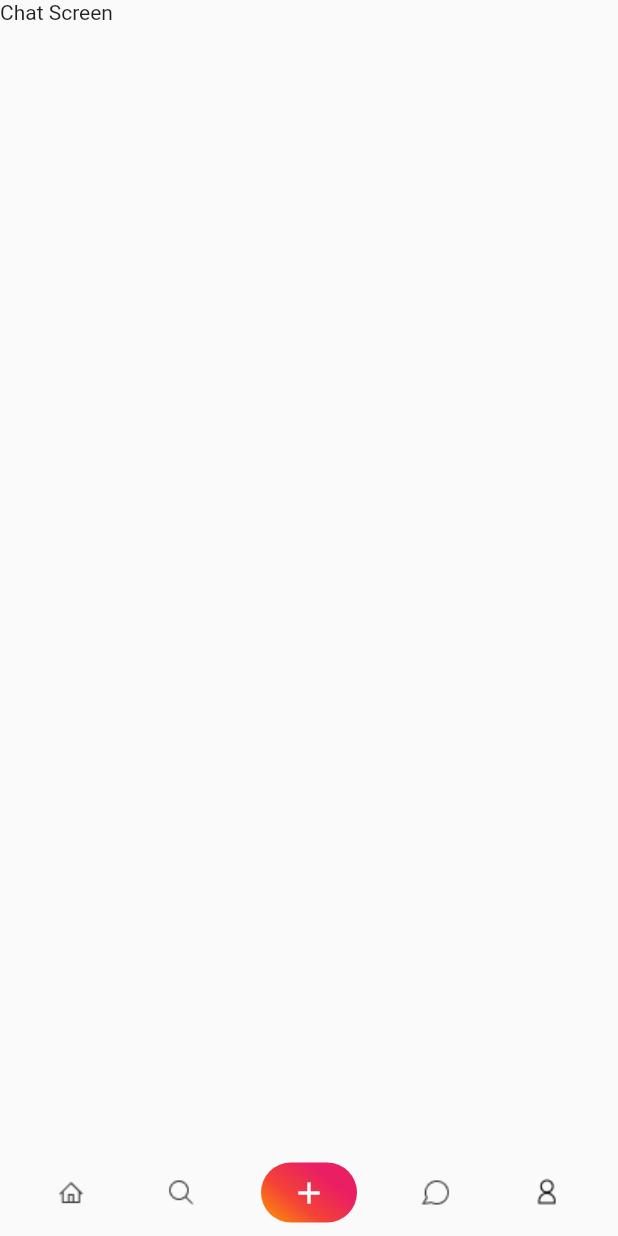
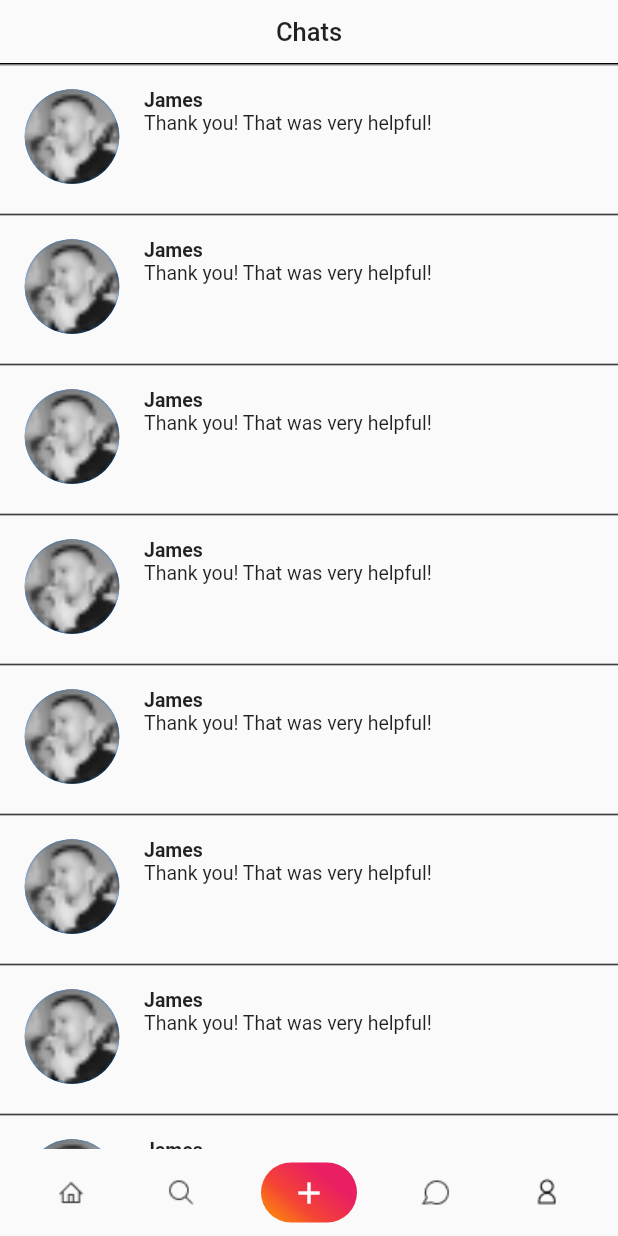
Before and after one commit to tnakhoa0905/Chainhouse-Flutter-App, a Flutter app: the screen it shows after launch, item 4 of the bottom bar chosen, on a phone screen of 412 x 824 dp. Run offline on Flutter 3.47's test engine with Material 2 defaults, Android fonts, the phone set to English and light mode, and no system bars; our stand-ins replace google_fonts.

Commit message:
update-UI

```diff
--- a/lib/screens/chat_screen.dart
+++ b/lib/screens/chat_screen.dart
@@ -1,4 +1,6 @@
+import 'package:chainhouse_flutter_app/widgets/chat_item.dart';
 import 'package:flutter/material.dart';
+import 'package:google_fonts/google_fonts.dart';
 
 class ChatScreen extends StatefulWidget {
   const ChatScreen({super.key});
@@ -10,9 +12,28 @@ class ChatScreen extends StatefulWidget {
 class _ChatScreen extends State<ChatScreen> {
   @override
   Widget build(BuildContext context) {
-    return SafeArea(
-        child: Scaffold(
-      body: Text('Chat Screen'),
-    ));
+    return Column(
+      children: [
+        Container(
+          padding: const EdgeInsets.fromLTRB(0, 11, 0, 11),
+          child: const Text(
+            'Chats',
+            style: TextStyle(fontSize: 17, fontWeight: FontWeight.w500),
+          ),
+        ),
+        Expanded(
+          child: Container(
+            decoration: const BoxDecoration(
+                border: Border(
+              top: BorderSide(width: 1, color: Colors.black),
+            )),
+            child: ListView.builder(
+                shrinkWrap: true,
+                itemCount: 8,
+                itemBuilder: ((context, index) => ChatItem())),
+          ),
+        )
+      ],
+    );
   }
 }
--- a/lib/screens/prolife_screen.dart
+++ b/lib/screens/prolife_screen.dart
@@ -113,7 +113,7 @@ class _ProlifeScreen extends State<ProlifeScreen> {
                 staggeredTileBuilder: ((index) => const StaggeredTile.fit(2))),
             SizedBox(
               width: MediaQuery.of(context).size.width,
-              height: 52,
+              height: 54,
               child: ElevatedButton(
                   style: ButtonStyle(
                       elevation: const MaterialStatePropertyAll<double>(3),
--- /dev/null
+++ b/lib/widgets/chat_item.dart
@@ -0,0 +1,41 @@
+import 'package:flutter/foundation.dart';
+
+import 'package:flutter/material.dart';
+
+class ChatItem extends StatelessWidget {
+  const ChatItem({super.key});
+
+  @override
+  Widget build(BuildContext context) {
+    return Container(
+      padding: EdgeInsets.fromLTRB(16, 16, 16, 20),
+      height: 100,
+      decoration: const BoxDecoration(
+          border: Border(
+              top: BorderSide(width: 0.5, color: Colors.black),
+              bottom: BorderSide(width: 0.5, color: Colors.black))),
+      child: Row(
+        children: [
+          const CircleAvatar(
+            radius: 32,
+            backgroundImage: AssetImage('assets/images/home_avt.png'),
+          ),
+          const SizedBox(
+            width: 16,
+          ),
+          Column(
+            crossAxisAlignment: CrossAxisAlignment.start,
+            children: const [
+              Text(
+                'James',
+                style: TextStyle(fontSize: 13, fontWeight: FontWeight.w700),
+              ),
+              Text('Thank you! That was very helpful!',
+                  style: TextStyle(fontSize: 13, fontWeight: FontWeight.w400)),
+            ],
+          )
+        ],
+      ),
+    );
+  }
+}
```
